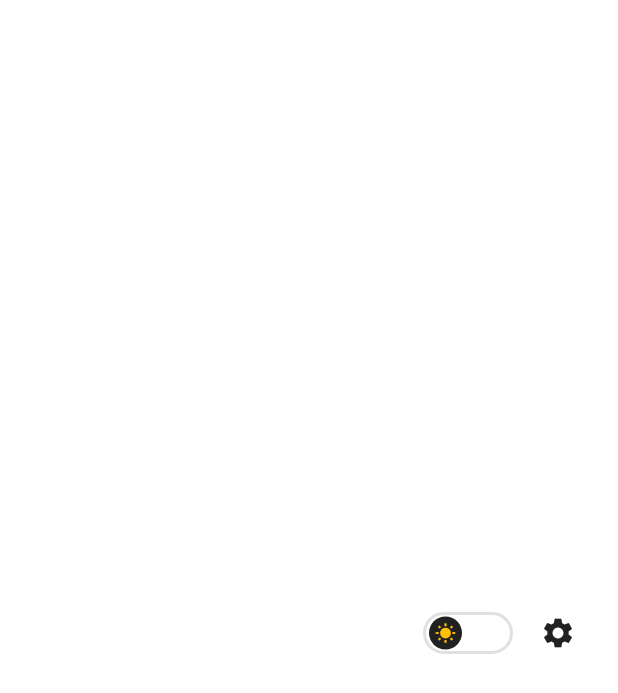
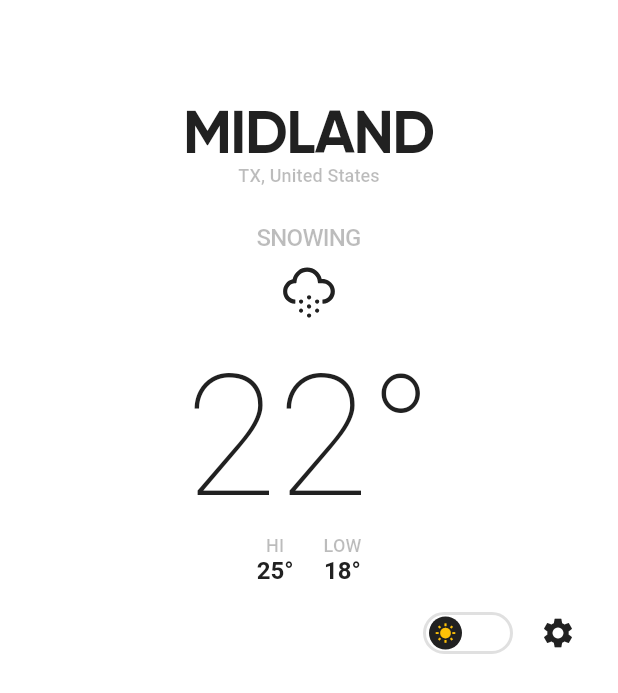
Before and after one commit to scarnett/flutter_weather, a Flutter app: the screen it shows after launch, on a phone screen of 412 x 824 dp. Shown: the top 693 px of the screen. Run offline on Flutter 3.47's test engine with Material 2 defaults, Android fonts, the phone set to English and light mode, and no system bars; drawn by our look-alikes of flutter_switch; our stand-ins replace bloc, equatable, flutter_bloc, hydrated_bloc, weather_icons.

Commit message:
forecast mockup

```diff
--- a/lib/localization.dart
+++ b/lib/localization.dart
@@ -27,6 +27,8 @@ class AppLocalizations {
   String get temperatureUnit => addMessage('Temperature Unit');
   String get celsius => addMessage('Celsius');
   String get fahrenheit => addMessage('Fahrenheit');
+  String get hi => addMessage('Hi');
+  String get low => addMessage('Low');
 
   addMessage(
     String message, {
--- a/lib/theme.dart
+++ b/lib/theme.dart
@@ -15,7 +15,6 @@ ThemeMode getThemeMode(
 }
 
 ThemeData appLightThemeData = ThemeData(
-  fontFamily: 'gilroy',
   scaffoldBackgroundColor: Colors.white,
   unselectedWidgetColor: Colors.grey[300],
   appBarTheme: AppBarTheme(
@@ -26,7 +25,6 @@ ThemeData appLightThemeData = ThemeData(
       headline6: TextStyle(
         color: Colors.grey[900],
         fontSize: 20.0,
-        fontFamily: 'gilroy',
       ),
     ),
     iconTheme: IconThemeData(color: Colors.grey[900]),
@@ -41,10 +39,32 @@ ThemeData appLightThemeData = ThemeData(
     },
   ),
   textTheme: TextTheme(
+    headline1: TextStyle(
+      color: Colors.grey[900],
+    ),
+    headline3: TextStyle(
+      color: Colors.grey[900],
+      fontFamily: 'gilroy',
+      fontWeight: FontWeight.w700,
+      fontSize: 40.0,
+      letterSpacing: -1.0,
+      height: 0.75,
+    ),
+    headline5: TextStyle(
+      color: Colors.grey[900].withOpacity(0.3),
+      fontWeight: FontWeight.w500,
+      fontSize: 16.0,
+      letterSpacing: -0.5,
+      height: 0.75,
+    ),
     headline6: TextStyle(
       color: Colors.grey[900],
       fontWeight: FontWeight.w700,
       fontSize: 16.0,
+    ),
+    subtitle2: TextStyle(
+      color: Colors.grey[900].withOpacity(0.3),
+      fontSize: 12.0,
     ),
   ),
 );
@@ -59,8 +79,7 @@ ThemeData appDarkThemeData = appLightThemeData.copyWith(
     textTheme: TextTheme(
       headline6: TextStyle(
         color: Colors.white,
-        fontSize: 20.0,
-        fontFamily: 'gilroy',
+        fontSize: 32.0,
       ),
     ),
     iconTheme: IconThemeData(color: Colors.white),
@@ -70,10 +89,32 @@ ThemeData appDarkThemeData = appLightThemeData.copyWith(
     color: Colors.white,
   ),
   textTheme: TextTheme(
+    headline1: TextStyle(
+      color: Colors.white,
+    ),
+    headline3: TextStyle(
+      color: Colors.white,
+      fontFamily: 'gilroy',
+      fontWeight: FontWeight.w900,
+      fontSize: 40.0,
+      letterSpacing: -1.0,
+      height: 0.75,
+    ),
+    headline5: TextStyle(
+      color: Colors.white.withOpacity(0.3),
+      fontWeight: FontWeight.w500,
+      fontSize: 16.0,
+      letterSpacing: -0.5,
+      height: 0.75,
+    ),
     headline6: TextStyle(
       color: Colors.white,
       fontWeight: FontWeight.w700,
       fontSize: 16.0,
     ),
+    subtitle2: TextStyle(
+      color: Colors.white.withOpacity(0.3),
+      fontSize: 12.0,
+    ),
   ),
 );
--- a/lib/views/forecast/forecast_view.dart
+++ b/lib/views/forecast/forecast_view.dart
@@ -3,10 +3,12 @@ import 'package:flutter/material.dart';
 import 'package:flutter/services.dart';
 import 'package:flutter_bloc/flutter_bloc.dart';
 import 'package:flutter_weather/bloc/bloc.dart';
+import 'package:flutter_weather/localization.dart';
 import 'package:flutter_weather/views/forecast/bloc/bloc.dart';
 import 'package:flutter_weather/views/settings/settings_view.dart';
 import 'package:flutter_weather/widgets/app_day_night_switch.dart';
 import 'package:flutter_weather/widgets/app_ui_overlay_style.dart';
+import 'package:weather_icons/weather_icons.dart';
 
 class ForecastView extends StatelessWidget {
   static Route route() =>
@@ -113,10 +115,111 @@ class _ForecastPageViewState extends State<ForecastPageView> {
             child: PageView(
               physics: const NeverScrollableScrollPhysics(),
               controller: _pageController,
-              children: <Widget>[],
+              children: <Widget>[
+                Align(
+                  alignment: Alignment.topCenter,
+                  child: Padding(
+                    padding: const EdgeInsets.only(top: 80.0),
+                    child: Column(
+                      children: <Widget>[
+                        _buildLocation(),
+                        _buildCondition(),
+                        _buildTemperature(),
+                      ],
+                    ),
+                  ),
+                ),
+              ],
             ),
           ),
         ],
+      );
+
+  Widget _buildLocation() => Container(
+        padding: const EdgeInsets.only(
+          bottom: 30.0,
+        ),
+        child: Column(
+          children: <Widget>[
+            Text(
+              'Midland'.toUpperCase(), // TODO!
+              style: Theme.of(context).textTheme.headline3,
+            ),
+            Text(
+              '${'TX'.toUpperCase()}, United States', // TODO!
+              style: Theme.of(context).textTheme.subtitle2,
+            ),
+          ],
+        ),
+      );
+
+  Widget _buildCondition() => Container(
+        padding: const EdgeInsets.only(
+          bottom: 10.0,
+        ),
+        child: Column(
+          children: [
+            Text(
+              'Snowing'.toUpperCase(), // TODO!
+              style: Theme.of(context).textTheme.headline5,
+            ),
+            BoxedIcon(
+              WeatherIcons.snow,
+              size: 50.0,
+            ),
+          ],
+        ),
+      );
+
+  Widget _buildTemperature() => Container(
+        child: Column(
+          children: [
+            Text(
+              '22\u00B0', // TODO!
+              style: Theme.of(context).textTheme.headline1,
+            ),
+            Row(
+              mainAxisAlignment: MainAxisAlignment.center,
+              crossAxisAlignment: CrossAxisAlignment.center,
+              children: <Widget>[
+                Padding(
+                  padding: const EdgeInsets.only(
+                    right: 10.0,
+                  ),
+                  child: Column(
+                    children: <Widget>[
+                      Text(
+                        AppLocalizations.of(context).hi.toUpperCase(),
+                        style: Theme.of(context).textTheme.subtitle2,
+                      ),
+                      Text(
+                        '25\u00B0', // TODO!
+                        style: Theme.of(context).textTheme.headline6,
+                      ),
+                    ],
+                  ),
+                ),
+                Padding(
+                  padding: const EdgeInsets.only(
+                    left: 10.0,
+                  ),
+                  child: Column(
+                    children: <Widget>[
+                      Text(
+                        AppLocalizations.of(context).low.toUpperCase(),
+                        style: Theme.of(context).textTheme.subtitle2,
+                      ),
+                      Text(
+                        '18\u00B0', // TODO!
+                        style: Theme.of(context).textTheme.headline6,
+                      ),
+                    ],
+                  ),
+                ),
+              ],
+            ),
+          ],
+        ),
       );
 
   Widget _buildOptions() => Padding(
```
